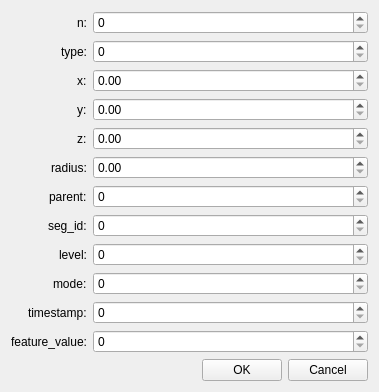
Above: src/ui/viewswcnodedata.ui from kiraYuukiAsuna/SwcDbmsQtClient before the change. Below: the same form after it.
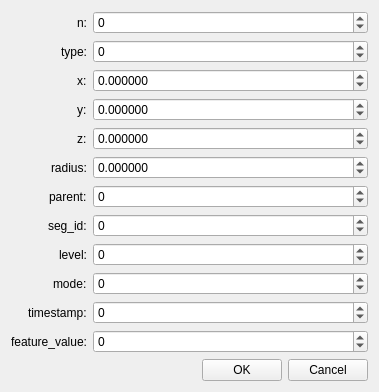
That is the form after the change.

What changed in the file:
```diff
--- a/src/ui/viewswcnodedata.ui
+++ b/src/ui/viewswcnodedata.ui
@@ -29,7 +29,14 @@
         </widget>
        </item>
        <item row="0" column="1">
-        <widget class="QSpinBox" name="N"/>
+        <widget class="QSpinBox" name="N">
+         <property name="minimum">
+          <number>-999999999</number>
+         </property>
+         <property name="maximum">
+          <number>999999999</number>
+         </property>
+        </widget>
        </item>
        <item row="1" column="0">
         <widget class="QLabel" name="label_2">
@@ -39,7 +46,14 @@
         </widget>
        </item>
        <item row="1" column="1">
-        <widget class="QSpinBox" name="Type"/>
+        <widget class="QSpinBox" name="Type">
+         <property name="minimum">
+          <number>-999999999</number>
+         </property>
+         <property name="maximum">
+          <number>999999999</number>
+         </property>
+        </widget>
        </item>
        <item row="2" column="0">
         <widget class="QLabel" name="label_3">
@@ -49,7 +63,17 @@
         </widget>
        </item>
        <item row="2" column="1">
-        <widget class="QDoubleSpinBox" name="X"/>
+        <widget class="QDoubleSpinBox" name="X">
+         <property name="decimals">
+          <number>6</number>
+         </property>
+         <property name="minimum">
+          <double>-999999999.000000000000000</double>
+         </property>
+         <property name="maximum">
+          <double>999999999.000000000000000</double>
+         </property>
+        </widget>
        </item>
        <item row="3" column="0">
         <widget class="QLabel" name="label_4">
@@ -59,7 +83,17 @@
         </widget>
        </item>
        <item row="3" column="1">
-        <widget class="QDoubleSpinBox" name="Y"/>
+        <widget class="QDoubleSpinBox" name="Y">
+         <property name="decimals">
+          <number>6</number>
+         </property>
+         <property name="minimum">
+          <double>-999999999.000000000000000</double>
+         </property>
+         <property name="maximum">
+          <double>999999999.000000000000000</double>
+         </property>
+        </widget>
        </item>
        <item row="4" column="0">
         <widget class="QLabel" name="label_5">
@@ -69,7 +103,17 @@
         </widget>
        </item>
        <item row="4" column="1">
-        <widget class="QDoubleSpinBox" name="Z"/>
+        <widget class="QDoubleSpinBox" name="Z">
+         <property name="decimals">
+          <number>6</number>
+         </property>
+         <property name="minimum">
+          <double>-999999999.000000000000000</double>
+         </property>
+         <property name="maximum">
+          <double>999999999.000000000000000</double>
+         </property>
+        </widget>
        </item>
        <item row="5" column="0">
         <widget class="QLabel" name="label_6">
@@ -79,7 +123,17 @@
         </widget>
        </item>
        <item row="5" column="1">
-        <widget class="QDoubleSpinBox" name="Radius"/>
+        <widget class="QDoubleSpinBox" name="Radius">
+         <property name="decimals">
+          <number>6</number>
+         </property>
+         <property name="minimum">
+          <double>-999999999.000000000000000</double>
+         </property>
+         <property name="maximum">
+          <double>999999999.000000000000000</double>
+         </property>
+        </widget>
        </item>
        <item row="6" column="0">
         <widget class="QLabel" name="label_7">
@@ -89,7 +143,14 @@
         </widget>
        </item>
        <item row="6" column="1">
-        <widget class="QSpinBox" name="Parent"/>
+        <widget class="QSpinBox" name="Parent">
+         <property name="minimum">
+          <number>-999999999</number>
+         </property>
+         <property name="maximum">
+          <number>999999999</number>
+         </property>
+        </widget>
        </item>
        <item row="7" column="0">
         <widget class="QLabel" name="label_8">
@@ -106,10 +167,24 @@
         </widget>
        </item>
        <item row="7" column="1">
-        <widget class="QSpinBox" name="Seg_id"/>
+        <widget class="QSpinBox" name="Seg_id">
+         <property name="minimum">
+          <number>-999999999</number>
+         </property>
+         <property name="maximum">
+          <number>999999999</number>
+         </property>
+        </widget>
        </item>
        <item row="8" column="1">
-        <widget class="QSpinBox" name="Level"/>
+        <widget class="QSpinBox" name="Level">
+         <property name="minimum">
+          <number>-999999999</number>
+         </property>
+         <property name="maximum">
+          <number>999999999</number>
+         </property>
+        </widget>
        </item>
        <item row="9" column="0">
         <widget class="QLabel" name="label_10">
@@ -133,13 +208,34 @@
         </widget>
        </item>
        <item row="9" column="1">
-        <widget class="QSpinBox" name="Mode"/>
+        <widget class="QSpinBox" name="Mode">
+         <property name="minimum">
+          <number>-999999999</number>
+         </property>
+         <property name="maximum">
+          <number>999999999</number>
+         </property>
+        </widget>
        </item>
        <item row="10" column="1">
-        <widget class="QSpinBox" name="Timestamp"/>
+        <widget class="QSpinBox" name="Timestamp">
+         <property name="minimum">
+          <number>-999999999</number>
+         </property>
+         <property name="maximum">
+          <number>999999999</number>
+         </property>
+        </widget>
        </item>
        <item row="11" column="1">
-        <widget class="QSpinBox" name="Feature_value"/>
+        <widget class="QSpinBox" name="Feature_value">
+         <property name="minimum">
+          <number>-999999999</number>
+         </property>
+         <property name="maximum">
+          <number>999999999</number>
+         </property>
+        </widget>
        </item>
       </layout>
      </item>
```
